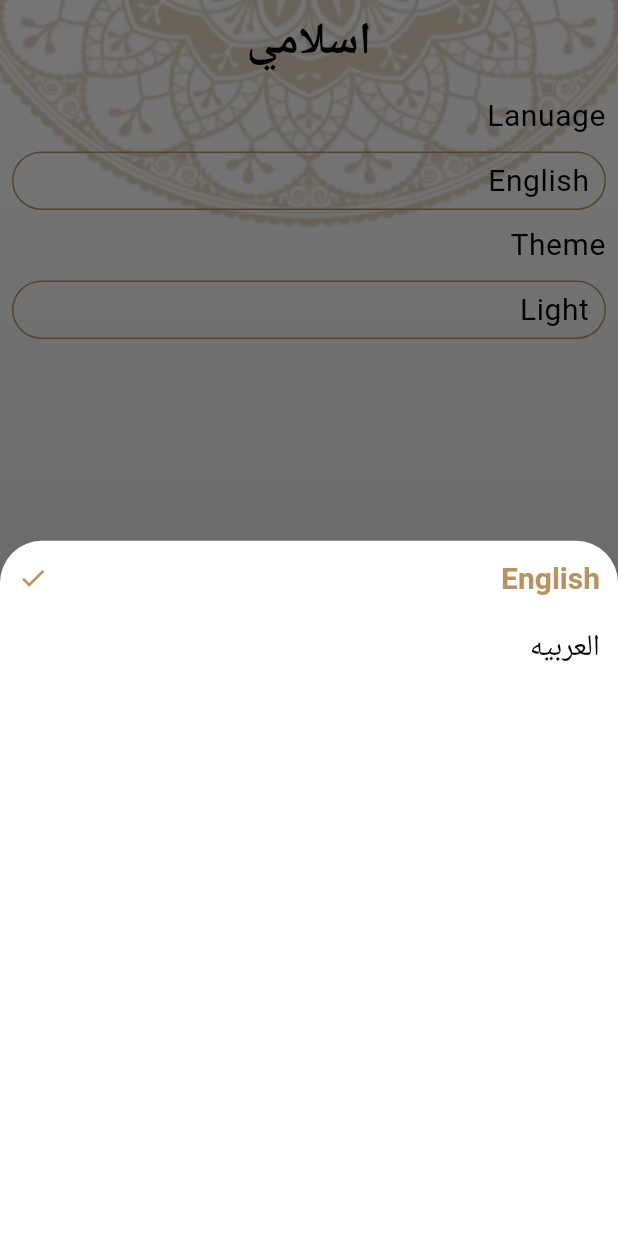
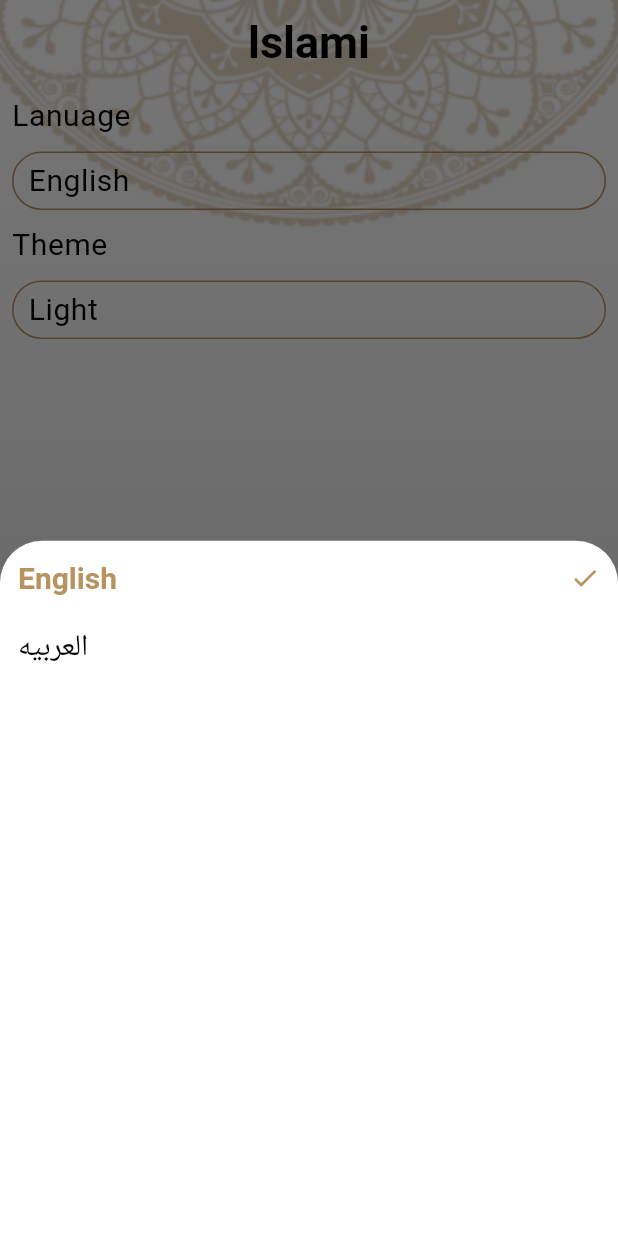
Before and after one commit to Omar34268/islami-c12-dokki, a Flutter app: the screen it shows after launch, item 5 of the bottom bar chosen, after a tap on "English", on a phone screen of 412 x 824 dp. Run offline on Flutter 3.47's test engine with Material 3 defaults, Android fonts, the phone set to English and light mode, and no system bars; our stand-ins replace shared_preferences; generated files the repository leaves out were written again.

Commit message:
+finsih setings tab with arabic and english word and couldnot finsih shared perfernce

```diff
--- a/lib/Appstyle.dart
+++ b/lib/Appstyle.dart
@@ -1,6 +1,5 @@
 import 'package:flutter/material.dart';
 class Appstyle{
-  static bool isdark = false;
   static const Color lightprimary = Color(0xffB7935F);
   static const Color darkprimary = Color(0xff141A2E);
   static const Color darksecndary = Color(0xffFACC1D);
--- a/lib/ahadeth_details/ahadeth_details_screen.dart
+++ b/lib/ahadeth_details/ahadeth_details_screen.dart
@@ -1,6 +1,8 @@
 import 'package:flutter/cupertino.dart';
 import 'package:flutter/material.dart';
 import 'package:islamy_c12_dokki/home/Hadeth.dart';
+import 'package:islamy_c12_dokki/provider/settingsprovider.dart';
+import 'package:provider/provider.dart';
 
 import '../Appstyle.dart';
 
@@ -11,10 +13,11 @@ class AhadethDetails extends StatelessWidget {
   @override
   Widget build(BuildContext context) {
     Hadeth args = ModalRoute.of(context)?.settings.arguments as Hadeth;
+    Settingsprovider settingsprovider=Provider.of<Settingsprovider>(context);
     return Container(
         decoration: BoxDecoration(
             image: DecorationImage(
-                image: AssetImage(Appstyle.isdark?"assets/images/darkback.png":
+                image: AssetImage(settingsprovider.themeMode==ThemeMode.dark?"assets/images/darkback.png":
                 "assets/images/background.png"),
                 fit: BoxFit.fill
             )
--- a/lib/home/home_screen.dart
+++ b/lib/home/home_screen.dart
@@ -6,6 +6,9 @@ import 'package:islamy_c12_dokki/home/tabs/RadioTab.dart';
 import 'package:islamy_c12_dokki/home/tabs/SebhaTab.dart';
 import 'package:flutter_gen/gen_l10n/app_localizations.dart';
 import 'package:islamy_c12_dokki/home/tabs/settings_tab.dart';
+import 'package:provider/provider.dart';
+
+import '../provider/settingsprovider.dart';
 
 class HomeScreen extends StatefulWidget {
   static const String routeName = "home";
@@ -25,10 +28,11 @@ class _HomeScreenState extends State<HomeScreen> {
   ];
   @override
   Widget build(BuildContext context) {
+    Settingsprovider settingsprovider= Provider.of<Settingsprovider>(context);
     return Container(
       decoration: BoxDecoration(
         image: DecorationImage(
-            image: AssetImage( Appstyle.isdark?"assets/images/darkback.png":
+            image: AssetImage(settingsprovider.themeMode==ThemeMode.dark?"assets/images/darkback.png":
             "assets/images/background.png"),
           fit: BoxFit.fill
         )
@@ -69,7 +73,7 @@ class _HomeScreenState extends State<HomeScreen> {
               BottomNavigationBarItem(
                   backgroundColor: Theme.of(context).colorScheme.primary,
                   icon: Icon(Icons.settings),
-                  label: "Settings"
+                  label:AppLocalizations.of(context)!.settings
               ),
             ]
         ),
--- a/lib/home/langaugebottomsheet.dart
+++ b/lib/home/langaugebottomsheet.dart
@@ -1,20 +1,31 @@
 import 'package:flutter/material.dart';
 import 'package:islamy_c12_dokki/home/selecteditem.dart';
 import 'package:islamy_c12_dokki/home/unselecteditem.dart';
+import 'package:islamy_c12_dokki/provider/settingsprovider.dart';
+import 'package:provider/provider.dart';
+import 'package:flutter_gen/gen_l10n/app_localizations.dart';
 class Langaugebottomsheet extends StatelessWidget {
   const Langaugebottomsheet({super.key});
   @override
   Widget build(BuildContext context) {
+    Settingsprovider settingsprovider=Provider.of<Settingsprovider>(context);
     return Padding(
       padding: const EdgeInsets.all(12.0),
       child: Column(
         crossAxisAlignment: CrossAxisAlignment.stretch,
         children: [
-          Selecteditem('English'),
+          Selecteditem(settingsprovider.language=="ar"?"العربيه":
+          "English"),
           SizedBox(
             height: 20,
           ),
-          Unselecteditem("العربيه")
+          InkWell(
+            onTap: (){
+              settingsprovider.chanelanguage(
+                  settingsprovider.language=="ar"?"en":"ar");
+            },
+              child: Unselecteditem(settingsprovider.language=="ar"?"English":
+                  "العربيه"))
 
         ],
       ),
--- a/lib/home/tabs/settings_tab.dart
+++ b/lib/home/tabs/settings_tab.dart
@@ -1,18 +1,22 @@
 import "package:flutter/material.dart";
 import "package:islamy_c12_dokki/home/Themebottomsheet.dart";
+import "package:provider/provider.dart";
+import 'package:flutter_gen/gen_l10n/app_localizations.dart';
 
+import "../../provider/settingsprovider.dart";
 import "../langaugebottomsheet.dart";
 class SettingsTab extends StatelessWidget {
   const SettingsTab({super.key});
 
   @override
   Widget build(BuildContext context) {
+    Settingsprovider settingsprovider=Provider.of<Settingsprovider>(context);
     return Padding(
       padding: const EdgeInsets.all(8.0),
       child: Column(
         crossAxisAlignment: CrossAxisAlignment.start,
         children: [
-          Text("Lanuage",style:Theme.of(context).textTheme.bodySmall,),
+          Text(AppLocalizations.of(context)!.lanuage,style:Theme.of(context).textTheme.bodySmall,),
           SizedBox(
             height: 10,
           ),
@@ -29,13 +33,14 @@ class SettingsTab extends StatelessWidget {
                   color: Theme.of(context).colorScheme.onPrimaryContainer,
                 )
               ),
-              child: Text("English",style:Theme.of(context).textTheme.bodySmall,),
+              child: Text(settingsprovider.language=="ar"?"العربيه":
+              "English",style:Theme.of(context).textTheme.bodySmall,),
             ),
           ),
           SizedBox(
             height: 10,
           ),
-          Text("Theme",style:Theme.of(context).textTheme.bodySmall,),
+          Text(AppLocalizations.of(context)!.theme,style:Theme.of(context).textTheme.bodySmall,),
           SizedBox(
             height: 10,
           ),
@@ -52,7 +57,8 @@ class SettingsTab extends StatelessWidget {
                     color: Theme.of(context).colorScheme.onPrimaryContainer,
                   )
               ),
-              child: Text("Light",style:Theme.of(context).textTheme.bodySmall),
+              child: Text(settingsprovider.themeMode==ThemeMode.dark?AppLocalizations.of(context)!.dark:
+              AppLocalizations.of(context)!.light,style:Theme.of(context).textTheme.bodySmall,),
             ),
           ),
 
--- a/lib/main.dart
+++ b/lib/main.dart
@@ -3,12 +3,16 @@ import 'package:flutter_localizations/flutter_localizations.dart';
 import 'package:islamy_c12_dokki/Appstyle.dart';
 import 'package:islamy_c12_dokki/ahadeth_details/ahadeth_details_screen.dart';
 import 'package:islamy_c12_dokki/home/home_screen.dart';
+import 'package:islamy_c12_dokki/provider/settingsprovider.dart';
 import 'package:islamy_c12_dokki/quran_details/quran_details_screen.dart';
 import 'package:flutter_gen/gen_l10n/app_localizations.dart';
+import 'package:provider/provider.dart';
 
 void main() {
   // new version
-  runApp(const MyApp());
+  runApp(ChangeNotifierProvider(
+    create:  (context) => Settingsprovider(),
+      child: const MyApp()));
 }
 
 class MyApp extends StatelessWidget {
@@ -17,11 +21,12 @@ class MyApp extends StatelessWidget {
   // This widget is the root of your application.
   @override
   Widget build(BuildContext context) {
+    Settingsprovider settingsprovider=Provider.of<Settingsprovider>(context);
     return MaterialApp(
       title: 'Flutter Demo',
       theme:Appstyle.lighttheme,
       darkTheme: Appstyle.darktheme,
-      themeMode: Appstyle.isdark?ThemeMode.dark:ThemeMode.light,
+      themeMode: settingsprovider.themeMode,
 
       localizationsDelegates: [
         AppLocalizations.delegate,
@@ -33,7 +38,7 @@ class MyApp extends StatelessWidget {
         Locale('en'), // English
         Locale('ar'), // Spanish
       ],
-      locale: Locale("ar"),
+      locale: Locale(settingsprovider.language),
       initialRoute: HomeScreen.routeName,
       routes: {
         HomeScreen.routeName:(_)=>HomeScreen(),
--- /dev/null
+++ b/lib/provider/settingsprovider.dart
@@ -0,0 +1,23 @@
+import 'package:flutter/material.dart';
+import 'package:shared_preferences/shared_preferences.dart';
+class Settingsprovider extends ChangeNotifier {
+  ThemeMode themeMode=ThemeMode.light;
+  chaneTheme(ThemeMode newMode) async {
+    if(newMode==themeMode){
+      return;
+    }
+    themeMode=newMode;
+    notifyListeners();
+  }
+  String language="en";
+  chanelanguage(String newlang){
+    if(newlang==language){
+      return;
+    }
+    language=newlang;
+    notifyListeners();
+  }
+
+
+
+}
--- a/pubspec.yaml
+++ b/pubspec.yaml
@@ -38,6 +38,8 @@ dependencies:
   flutter_localizations:
     sdk: flutter
   intl: any
+  provider: ^6.1.2
+  shared_preferences: ^2.3.2
 
 dev_dependencies:
   flutter_test:
```
Also changed, not shown: lib/home/Themebottomsheet.dart (+11 -2 lines), lib/l10n/app_ar.arb (+6 -4 lines), lib/l10n/app_en.arb (+6 -1 lines), lib/quran_details/quran_details_screen.dart (+7 -2 lines), pubspec.lock, 1 other file.
